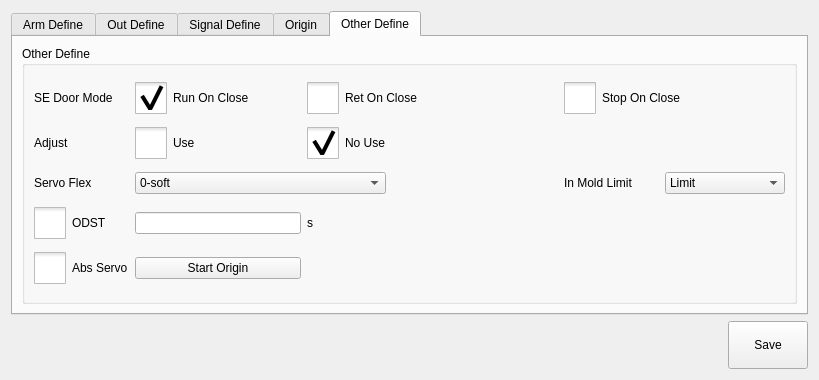
The window that hcsettings/icstructdefineframe.ui (dongdong-2009/3-5AxisRobot) describes before a commit, drawn with Qt 5.
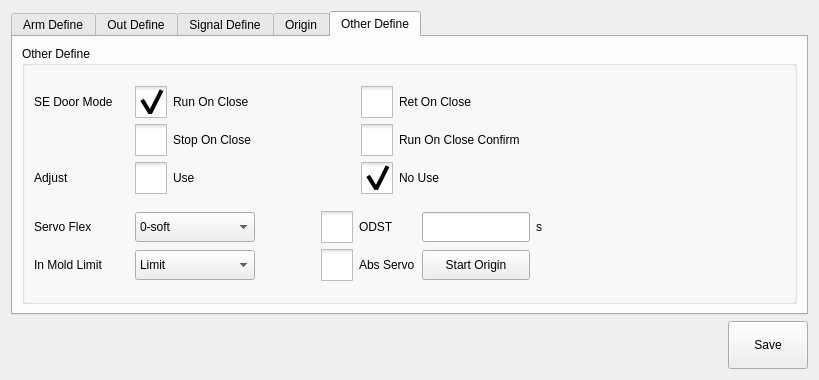
The same window after the commit. The open tabs and pages were chosen to show the change. Icons and pictures are not drawn. Custom widgets are drawn as their Qt base class.

```diff
--- a/hcsettings/icstructdefineframe.ui
+++ b/hcsettings/icstructdefineframe.ui
@@ -2418,107 +2418,15 @@
          <property name="title">
           <string>Other Define</string>
          </property>
-         <layout class="QGridLayout" name="gridLayout_3">
-          <item row="0" column="0">
-           <widget class="QLabel" name="label_18">
-            <property name="minimumSize">
-             <size>
-              <width>95</width>
-              <height>0</height>
-             </size>
-            </property>
-            <property name="text">
-             <string>SE Door Mode</string>
-            </property>
-           </widget>
-          </item>
-          <item row="2" column="1" colspan="2">
-           <widget class="ICComboBox" name="servoFlex">
+         <layout class="QVBoxLayout" name="verticalLayout_5">
+          <item>
+           <layout class="QHBoxLayout" name="horizontalLayout_8">
             <item>
-             <property name="text">
-              <string>0-soft</string>
-             </property>
-            </item>
-            <item>
-             <property name="text">
-              <string notr="true">1</string>
-             </property>
-            </item>
-            <item>
-             <property name="text">
-              <string notr="true">2</string>
-             </property>
-            </item>
-            <item>
-             <property name="text">
-              <string notr="true">3</string>
-             </property>
-            </item>
-            <item>
-             <property name="text">
-              <string notr="true">4</string>
-             </property>
-            </item>
-            <item>
-             <property name="text">
-              <string notr="true">5</string>
-             </property>
-            </item>
-            <item>
-             <property name="text">
-              <string notr="true">6</string>
-             </property>
-            </item>
-            <item>
-             <property name="text">
-              <string>7-hard</string>
-             </property>
-            </item>
-           </widget>
-          </item>
-          <item row="2" column="6">
-           <widget class="ICComboBox" name="fixtureComboBox">
-            <property name="minimumSize">
-             <size>
-              <width>120</width>
-              <height>0</height>
-             </size>
-            </property>
-            <item>
-             <property name="text">
-              <string>Limit</string>
-             </property>
-            </item>
-            <item>
-             <property name="text">
-              <string>NoLimit</string>
-             </property>
-            </item>
-           </widget>
-          </item>
-          <item row="2" column="3">
-           <spacer name="horizontalSpacer_6">
-            <property name="orientation">
-             <enum>Qt::Horizontal</enum>
-            </property>
-            <property name="sizeHint" stdset="0">
-             <size>
-              <width>40</width>
-              <height>20</height>
-             </size>
-            </property>
-           </spacer>
-          </item>
-          <item row="0" column="2" colspan="2">
-           <widget class="QCheckBox" name="sedM2">
-            <property name="minimumSize">
-             <size>
-              <width>140</width>
-              <height>0</height>
-             </size>
-            </property>
-            <property name="styleSheet">
-             <string notr="true">::indicator {
+             <layout class="QGridLayout" name="gridLayout_3">
+              <item row="2" column="3">
+               <widget class="QCheckBox" name="adjNoUse">
+                <property name="styleSheet">
+                 <string notr="true">::indicator {
      width: 32px;
      height: 32px;
  }
@@ -2541,32 +2449,28 @@
 {
  image: url(:/resource/check_unchecked_disable.png);
 }</string>
-            </property>
-            <property name="text">
-             <string>Ret On Close</string>
-            </property>
-           </widget>
-          </item>
-          <item row="2" column="5">
-           <widget class="QLabel" name="label_28">
-            <property name="minimumSize">
-             <size>
-              <width>95</width>
-              <height>0</height>
-             </size>
-            </property>
-            <property name="styleSheet">
-             <string notr="true">height:27px ;</string>
-            </property>
-            <property name="text">
-             <string>In Mold Limit</string>
-            </property>
-           </widget>
-          </item>
-          <item row="1" column="1">
-           <widget class="QCheckBox" name="adjUse">
-            <property name="styleSheet">
-             <string notr="true">::indicator {
+                </property>
+                <property name="text">
+                 <string>No Use</string>
+                </property>
+                <property name="checked">
+                 <bool>true</bool>
+                </property>
+                <attribute name="buttonGroup">
+                 <string notr="true">buttonGroup_2</string>
+                </attribute>
+               </widget>
+              </item>
+              <item row="0" column="3">
+               <widget class="QCheckBox" name="sedM2">
+                <property name="minimumSize">
+                 <size>
+                  <width>140</width>
+                  <height>0</height>
+                 </size>
+                </property>
+                <property name="styleSheet">
+                 <string notr="true">::indicator {
      width: 32px;
      height: 32px;
  }
@@ -2589,28 +2493,22 @@
 {
  image: url(:/resource/check_unchecked_disable.png);
 }</string>
-            </property>
-            <property name="text">
-             <string>Use</string>
-            </property>
-            <property name="checked">
-             <bool>false</bool>
-            </property>
-            <attribute name="buttonGroup">
-             <string notr="true">buttonGroup_2</string>
-            </attribute>
-           </widget>
-          </item>
-          <item row="0" column="1">
-           <widget class="QCheckBox" name="sedM1">
-            <property name="minimumSize">
-             <size>
-              <width>140</width>
-              <height>0</height>
-             </size>
-            </property>
-            <property name="styleSheet">
-             <string notr="true">::indicator {
+                </property>
+                <property name="text">
+                 <string>Ret On Close</string>
+                </property>
+               </widget>
+              </item>
+              <item row="1" column="3">
+               <widget class="QCheckBox" name="sedM4">
+                <property name="minimumSize">
+                 <size>
+                  <width>140</width>
+                  <height>0</height>
+                 </size>
+                </property>
+                <property name="styleSheet">
+                 <string notr="true">::indicator {
      width: 32px;
      height: 32px;
  }
@@ -2633,26 +2531,35 @@
 {
  image: url(:/resource/check_unchecked_disable.png);
 }</string>
-            </property>
-            <property name="text">
-             <string>Run On Close</string>
-            </property>
-            <property name="checked">
-             <bool>true</bool>
-            </property>
-           </widget>
-          </item>
-          <item row="1" column="0">
-           <widget class="QLabel" name="label_19">
-            <property name="text">
-             <string>Adjust</string>
-            </property>
-           </widget>
-          </item>
-          <item row="1" column="2">
-           <widget class="QCheckBox" name="adjNoUse">
-            <property name="styleSheet">
-             <string notr="true">::indicator {
+                </property>
+                <property name="text">
+                 <string>Run On Close Confirm</string>
+                </property>
+               </widget>
+              </item>
+              <item row="0" column="0">
+               <widget class="QLabel" name="label_18">
+                <property name="minimumSize">
+                 <size>
+                  <width>95</width>
+                  <height>0</height>
+                 </size>
+                </property>
+                <property name="text">
+                 <string>SE Door Mode</string>
+                </property>
+               </widget>
+              </item>
+              <item row="0" column="1">
+               <widget class="QCheckBox" name="sedM1">
+                <property name="minimumSize">
+                 <size>
+                  <width>140</width>
+                  <height>0</height>
+                 </size>
+                </property>
+                <property name="styleSheet">
+                 <string notr="true">::indicator {
      width: 32px;
      height: 32px;
  }
@@ -2675,25 +2582,19 @@
 {
  image: url(:/resource/check_unchecked_disable.png);
 }</string>
-            </property>
-            <property name="text">
-             <string>No Use</string>
-            </property>
-            <property name="checked">
-             <bool>true</bool>
-            </property>
-            <attribute name="buttonGroup">
-             <string notr="true">buttonGroup_2</string>
-            </attribute>
-           </widget>
-          </item>
-          <item row="3" column="1">
-           <widget class="ICLineEditWithVirtualNumericKeypad" name="odst"/>
-          </item>
-          <item row="3" column="0">
-           <widget class="QCheckBox" name="odstEn">
-            <property name="styleSheet">
-             <string notr="true">::indicator {
+                </property>
+                <property name="text">
+                 <string>Run On Close</string>
+                </property>
+                <property name="checked">
+                 <bool>true</bool>
+                </property>
+               </widget>
+              </item>
+              <item row="2" column="1">
+               <widget class="QCheckBox" name="adjUse">
+                <property name="styleSheet">
+                 <string notr="true">::indicator {
      width: 32px;
      height: 32px;
  }
@@ -2716,25 +2617,35 @@
 {
  image: url(:/resource/check_unchecked_disable.png);
 }</string>
-            </property>
-            <property name="text">
-             <string>ODST</string>
-            </property>
-            <property name="checked">
-             <bool>false</bool>
-            </property>
-           </widget>
-          </item>
-          <item row="0" column="5" colspan="2">
-           <widget class="QCheckBox" name="sedM3">
-            <property name="minimumSize">
-             <size>
-              <width>140</width>
-              <height>0</height>
-             </size>
-            </property>
-            <property name="styleSheet">
-             <string notr="true">::indicator {
+                </property>
+                <property name="text">
+                 <string>Use</string>
+                </property>
+                <property name="checked">
+                 <bool>false</bool>
+                </property>
+                <attribute name="buttonGroup">
+                 <string notr="true">buttonGroup_2</string>
+                </attribute>
+               </widget>
+              </item>
+              <item row="2" column="0">
+               <widget class="QLabel" name="label_19">
+                <property name="text">
+                 <string>Adjust</string>
+                </property>
+               </widget>
+              </item>
+              <item row="1" column="1">
+               <widget class="QCheckBox" name="sedM3">
+                <property name="minimumSize">
+                 <size>
+                  <width>140</width>
+                  <height>0</height>
+                 </size>
+                </property>
+                <property name="styleSheet">
+                 <string notr="true">::indicator {
      width: 32px;
      height: 32px;
  }
@@ -2757,30 +2668,196 @@
 {
  image: url(:/resource/check_unchecked_disable.png);
 }</string>
-            </property>
-            <property name="text">
-             <string>Stop On Close</string>
-            </property>
-           </widget>
+                </property>
+                <property name="text">
+                 <string>Stop On Close</string>
+                </property>
+               </widget>
+              </item>
+              <item row="0" column="2">
+               <spacer name="horizontalSpacer_9">
+                <property name="orientation">
+                 <enum>Qt::Horizontal</enum>
+                </property>
+                <property name="sizeType">
+                 <enum>QSizePolicy::Fixed</enum>
+                </property>
+                <property name="sizeHint" stdset="0">
+                 <size>
+                  <width>80</width>
+                  <height>20</height>
+                 </size>
+                </property>
+               </spacer>
+              </item>
+             </layout>
+            </item>
+            <item>
+             <spacer name="horizontalSpacer_6">
+              <property name="orientation">
+               <enum>Qt::Horizontal</enum>
+              </property>
+              <property name="sizeHint" stdset="0">
+               <size>
+                <width>40</width>
+                <height>20</height>
+               </size>
+              </property>
+             </spacer>
+            </item>
+           </layout>
           </item>
-          <item row="3" column="2">
-           <widget class="QLabel" name="label_29">
-            <property name="text">
-             <string>s</string>
-            </property>
-           </widget>
-          </item>
-          <item row="2" column="0">
-           <widget class="QLabel" name="label_27">
-            <property name="text">
-             <string>Servo Flex</string>
-            </property>
-           </widget>
-          </item>
-          <item row="4" column="0">
-           <widget class="QCheckBox" name="absServo">
-            <property name="styleSheet">
-             <string notr="true">::indicator {
+          <item>
+           <layout class="QHBoxLayout" name="horizontalLayout_9">
+            <item>
+             <layout class="QGridLayout" name="gridLayout_6">
+              <item row="0" column="4">
+               <widget class="ICLineEditWithVirtualNumericKeypad" name="odst">
+                <property name="sizePolicy">
+                 <sizepolicy hsizetype="Expanding" vsizetype="Fixed">
+                  <horstretch>0</horstretch>
+                  <verstretch>0</verstretch>
+                 </sizepolicy>
+                </property>
+                <property name="minimumSize">
+                 <size>
+                  <width>0</width>
+                  <height>30</height>
+                 </size>
+                </property>
+                <property name="maximumSize">
+                 <size>
+                  <width>16777215</width>
+                  <height>30</height>
+                 </size>
+                </property>
+               </widget>
+              </item>
+              <item row="1" column="4">
+               <widget class="QPushButton" name="originBtn">
+                <property name="minimumSize">
+                 <size>
+                  <width>0</width>
+                  <height>30</height>
+                 </size>
+                </property>
+                <property name="maximumSize">
+                 <size>
+                  <width>16777215</width>
+                  <height>30</height>
+                 </size>
+                </property>
+                <property name="text">
+                 <string>Start Origin</string>
+                </property>
+               </widget>
+              </item>
+              <item row="1" column="1">
+               <widget class="ICComboBox" name="fixtureComboBox">
+                <property name="sizePolicy">
+                 <sizepolicy hsizetype="Preferred" vsizetype="Fixed">
+                  <horstretch>0</horstretch>
+                  <verstretch>0</verstretch>
+                 </sizepolicy>
+                </property>
+                <property name="minimumSize">
+                 <size>
+                  <width>120</width>
+                  <height>30</height>
+                 </size>
+                </property>
+                <property name="maximumSize">
+                 <size>
+                  <width>16777215</width>
+                  <height>30</height>
+                 </size>
+                </property>
+                <item>
+                 <property name="text">
+                  <string>Limit</string>
+                 </property>
+                </item>
+                <item>
+                 <property name="text">
+                  <string>NoLimit</string>
+                 </property>
+                </item>
+               </widget>
+              </item>
+              <item row="0" column="5">
+               <widget class="QLabel" name="label_29">
+                <property name="text">
+                 <string>s</string>
+                </property>
+               </widget>
+              </item>
+              <item row="0" column="1">
+               <widget class="ICComboBox" name="servoFlex">
+                <property name="minimumSize">
+                 <size>
+                  <width>0</width>
+                  <height>30</height>
+                 </size>
+                </property>
+                <property name="maximumSize">
+                 <size>
+                  <width>16777215</width>
+                  <height>30</height>
+                 </size>
+                </property>
+                <item>
+                 <property name="text">
+                  <string>0-soft</string>
+                 </property>
+                </item>
+                <item>
+                 <property name="text">
+                  <string notr="true">1</string>
+                 </property>
+                </item>
+                <item>
+                 <property name="text">
+                  <string notr="true">2</string>
+                 </property>
+                </item>
+                <item>
+                 <property name="text">
+                  <string notr="true">3</string>
+                 </property>
+                </item>
+                <item>
+                 <property name="text">
+                  <string notr="true">4</string>
+                 </property>
+                </item>
+                <item>
+                 <property name="text">
+                  <string notr="true">5</string>
+                 </property>
+                </item>
+                <item>
+                 <property name="text">
+                  <string notr="true">6</string>
+                 </property>
+                </item>
+                <item>
+                 <property name="text">
+                  <string>7-hard</string>
+                 </property>
+                </item>
+               </widget>
+              </item>
+              <item row="0" column="0">
+               <widget class="QLabel" name="label_27">
+                <property name="text">
+                 <string>Servo Flex</string>
+                </property>
+               </widget>
+              </item>
+              <item row="0" column="3">
+               <widget class="QCheckBox" name="odstEn">
+                <property name="styleSheet">
+                 <string notr="true">::indicator {
      width: 32px;
      height: 32px;
  }
@@ -2803,21 +2880,98 @@
 {
  image: url(:/resource/check_unchecked_disable.png);
 }</string>
-            </property>
-            <property name="text">
-             <string>Abs Servo</string>
-            </property>
-            <property name="checked">
-             <bool>false</bool>
-            </property>
-           </widget>
-          </item>
-          <item row="4" column="1">
-           <widget class="QPushButton" name="originBtn">
-            <property name="text">
-             <string>Start Origin</string>
-            </property>
-           </widget>
+                </property>
+                <property name="text">
+                 <string>ODST</string>
+                </property>
+                <property name="checked">
+                 <bool>false</bool>
+                </property>
+               </widget>
+              </item>
+              <item row="1" column="0">
+               <widget class="QLabel" name="label_28">
+                <property name="minimumSize">
+                 <size>
+                  <width>95</width>
+                  <height>0</height>
+                 </size>
+                </property>
+                <property name="styleSheet">
+                 <string notr="true">height:27px ;</string>
+                </property>
+                <property name="text">
+                 <string>In Mold Limit</string>
+                </property>
+               </widget>
+              </item>
+              <item row="1" column="3">
+               <widget class="QCheckBox" name="absServo">
+                <property name="styleSheet">
+                 <string notr="true">::indicator {
+     width: 32px;
+     height: 32px;
+ }
+
+::indicator:unchecked 
+{
+     image: url(:/resource/check_unchecked.png);
+ }
+::indicator:checked 
+{
+     image: url(:/resource/check_checked.png);
+ }
+
+QRadioButton::indicator:checked:disabled
+{
+ image: url(:/resource/check_checked_disable.png);
+}
+
+QRadioButton::indicator:unchecked:disabled
+{
+ image: url(:/resource/check_unchecked_disable.png);
+}</string>
+                </property>
+                <property name="text">
+                 <string>Abs Servo</string>
+                </property>
+                <property name="checked">
+                 <bool>false</bool>
+                </property>
+               </widget>
+              </item>
+              <item row="0" column="2">
+               <spacer name="horizontalSpacer_10">
+                <property name="orientation">
+                 <enum>Qt::Horizontal</enum>
+                </property>
+                <property name="sizeType">
+                 <enum>QSizePolicy::Fixed</enum>
+                </property>
+                <property name="sizeHint" stdset="0">
+                 <size>
+                  <width>60</width>
+                  <height>20</height>
+                 </size>
+                </property>
+               </spacer>
+              </item>
+             </layout>
+            </item>
+            <item>
+             <spacer name="horizontalSpacer_8">
+              <property name="orientation">
+               <enum>Qt::Horizontal</enum>
+              </property>
+              <property name="sizeHint" stdset="0">
+               <size>
+                <width>40</width>
+                <height>20</height>
+               </size>
+              </property>
+             </spacer>
+            </item>
+           </layout>
           </item>
          </layout>
         </widget>
@@ -2865,16 +3019,16 @@
   </layout>
  </widget>
  <customwidgets>
-  <customwidget>
-   <class>ICLineEditWithVirtualNumericKeypad</class>
-   <extends>QLineEdit</extends>
-   <header>iclineeditwithvirtualnumerickeypad.h</header>
-  </customwidget>
   <customwidget>
    <class>ICComboBox</class>
    <extends>QComboBox</extends>
    <header>iccombobox.h</header>
   </customwidget>
+  <customwidget>
+   <class>ICLineEditWithVirtualNumericKeypad</class>
+   <extends>QLineEdit</extends>
+   <header>iclineeditwithvirtualnumerickeypad.h</header>
+  </customwidget>
  </customwidgets>
  <resources/>
  <connections/>
```
Left out of the diff: 6 changed lines with no effect on the pictures.
